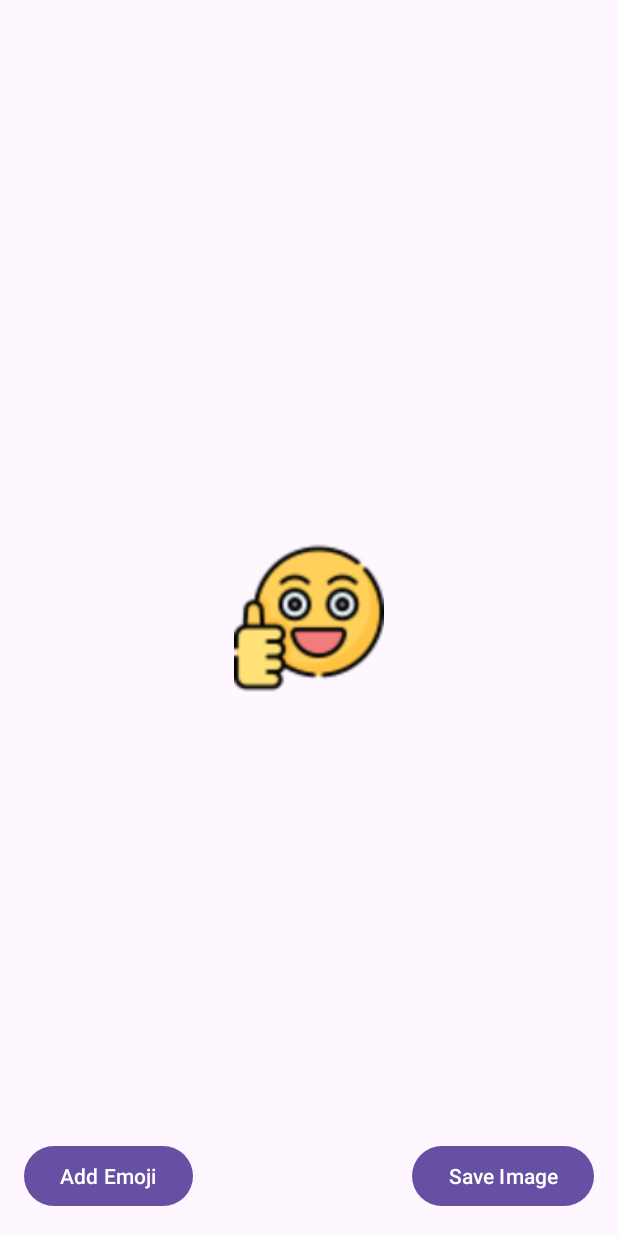
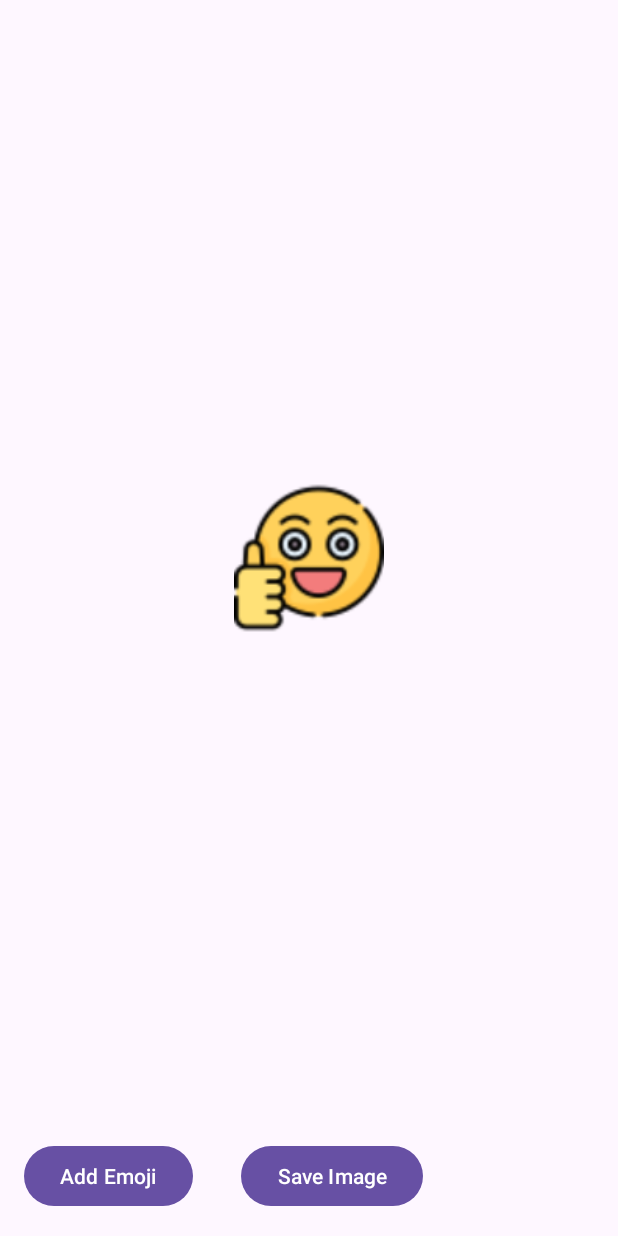
Before and after one commit to satyampra73/ImagesPlay, an Android app: the PreviewActivity screen opened directly, with no data from a screen before it, after a tap on "Save Image", on a phone screen of 412 x 824 dp. Run offline under Robolectric (Android 15) with nearby library versions, the phone set to English and light mode, and no system bars; 1 other tap on this screen came first.

Commit message:
some unnecessary comments removed

```diff
--- a/app/src/main/java/com/satyam/imageplay/view/PreviewActivity.kt
+++ b/app/src/main/java/com/satyam/imageplay/view/PreviewActivity.kt
@@ -54,11 +54,9 @@ class PreviewActivity : AppCompatActivity() {
 
         cameraViewModel = ViewModelProvider(this)[CameraViewModel::class.java]
 
-        // Load captured image
         imageUri = intent.getStringExtra("image_uri")?.let { Uri.parse(it) }
         imageCaptured.setImageURI(imageUri)
 
-        // Add Emoji Button
         btnAddEmoji.setOnClickListener {
             if (emojiView == null) {
                 emojiView = ImageView(this).apply {
@@ -72,7 +70,6 @@ class PreviewActivity : AppCompatActivity() {
             }
         }
 
-        // Save Image Button
         btnSaveImage.setOnClickListener {
             progressBar.showProgress(this@PreviewActivity)
 
@@ -82,7 +79,7 @@ class PreviewActivity : AppCompatActivity() {
                 }
 
                 val savedUri = withContext(Dispatchers.IO) {
-                    saveBitmapToPublicPictures(this@PreviewActivity, bitmap, "MySavedImages")
+                    cameraViewModel.saveImageWithEmoji(this@PreviewActivity, bitmap, "MySavedImages")
                 }
 
                 progressBar.hideProgress()
@@ -93,16 +90,9 @@ class PreviewActivity : AppCompatActivity() {
 
         }
 
-
-//        btnSaveImage.setOnClickListener {
-//            val finalBitmap = mergeCapturedImageWithEmoji()
-//            val savedUri = cameraViewModel.saveImageWithEmoji(finalBitmap, this)
-//            Toast.makeText(this, "Saved at: $savedUri", Toast.LENGTH_SHORT).show()
-//        }
-
     }
 
-    // Convert layout to Bitmap
+
     private fun getBitmapFromView(view: View): Bitmap {
         val bitmap = createBitmap(view.width, view.height)
         val canvas = Canvas(bitmap)
@@ -111,7 +101,6 @@ class PreviewActivity : AppCompatActivity() {
     }
 
 
-    // Touch Listener for dragging emoji
     inner class DragTouchListener : View.OnTouchListener {
         private var dX = 0f
         private var dY = 0f
@@ -131,42 +120,7 @@ class PreviewActivity : AppCompatActivity() {
         }
     }
 
-    fun saveBitmapToPublicPictures(
-        context: Context,
-        bitmap: Bitmap,
-        folderName: String = "MySavedImages"
-    ): Uri? {
-        val filename = "IMG_${System.currentTimeMillis()}.png"
-        val mime = "image/png"
-        val relativeLocation = Environment.DIRECTORY_PICTURES + File.separator + folderName
 
-        val values = ContentValues().apply {
-            put(MediaStore.Images.Media.DISPLAY_NAME, filename)
-            put(MediaStore.Images.Media.MIME_TYPE, mime)
-            put(MediaStore.Images.Media.RELATIVE_PATH, relativeLocation)
-            put(MediaStore.Images.Media.IS_PENDING, 1)
-        }
-
-        val resolver = context.contentResolver
-        val uri = resolver.insert(MediaStore.Images.Media.EXTERNAL_CONTENT_URI, values)
-        uri ?: return null
-
-        try {
-            resolver.openOutputStream(uri)?.use { out ->
-                if (!bitmap.compress(Bitmap.CompressFormat.PNG, 100, out)) {
-                    Log.e("SaveImage", "Compression failed")
-                }
-            }
-            values.clear()
-            values.put(MediaStore.Images.Media.IS_PENDING, 0)
-            resolver.update(uri, values, null, null)
-            Log.d("SaveImage", "Saved to $relativeLocation/$filename")
-            return uri
-        } catch (e: IOException) {
-            Log.e("SaveImage", "Failed to save image", e)
-            return null
-        }
-    }
 
 
 }
--- a/app/src/main/java/com/satyam/imageplay/viewmodel/CameraViewModel.kt
+++ b/app/src/main/java/com/satyam/imageplay/viewmodel/CameraViewModel.kt
@@ -10,13 +10,13 @@ import com.satyam.imageplay.model.ImageRepository
 
 class CameraViewModel : ViewModel(){
     private val _capturedImageUri = MutableLiveData<Uri>()
-    val capturedImageUri: LiveData<Uri> = _capturedImageUri
+
 
     fun setCapturedImage(uri: Uri) {
         _capturedImageUri.value = uri
     }
 
-    fun saveImageWithEmoji(bitmap: Bitmap, context: Context): Uri {
-        return ImageRepository.saveImageToStorage(bitmap, context)
+    fun saveImageWithEmoji( context: Context, bitmap: Bitmap,folderName : String): Uri? {
+        return ImageRepository.saveBitmapToPublicPictures( context, bitmap,folderName)
     }
 }
--- a/app/src/main/java/com/satyam/imageplay/viewmodel/ImageUtils.kt
+++ /dev/null
@@ -1,5 +0,0 @@
-package com.satyam.imageplay.viewmodel
-
-class ImageUtils {
-
-}
--- a/app/src/main/res/layout/activity_preview.xml
+++ b/app/src/main/res/layout/activity_preview.xml
@@ -1,12 +1,18 @@
 <?xml version="1.0" encoding="utf-8"?>
-
-<FrameLayout xmlns:android="http://schemas.android.com/apk/res/android"
+<RelativeLayout
+    xmlns:android="http://schemas.android.com/apk/res/android"
     xmlns:app="http://schemas.android.com/apk/res-auto"
     xmlns:tools="http://schemas.android.com/tools"
+    android:layout_width="match_parent"
+    android:layout_height="match_parent"
+    >
+    <FrameLayout
         android:id="@+id/rootLayout"
         android:layout_width="match_parent"
         android:layout_height="match_parent"
         app:layout_constraintTop_toTopOf="parent"
+        android:layout_above="@+id/ltButton"
+        android:layout_alignParentTop="true"
         tools:context=".view.PreviewActivity">
 
         <!-- Captured ImageView -->
@@ -17,11 +23,21 @@
             android:scaleType="fitCenter" />
 
         <!-- Add Emoji Button -->
+
+
+    </FrameLayout>
+
+    <LinearLayout
+        android:id="@+id/ltButton"
+        android:layout_width="match_parent"
+        android:layout_height="wrap_content"
+        android:layout_alignParentBottom="true"
+        android:orientation="horizontal"
+        >
         <Button
             android:id="@+id/btnAddEmoji"
             android:layout_width="wrap_content"
             android:layout_height="wrap_content"
-        android:layout_gravity="bottom|start"
             android:layout_margin="16dp"
             android:text="Add Emoji" />
 
@@ -30,8 +46,9 @@
             android:id="@+id/btnSaveImage"
             android:layout_width="wrap_content"
             android:layout_height="wrap_content"
-        android:layout_gravity="bottom|end"
             android:layout_margin="16dp"
             android:text="Save Image" />
+    </LinearLayout>
 
-</FrameLayout>
+
+</RelativeLayout>
```
Also changed, not shown: app/src/main/java/com/satyam/imageplay/model/ImageRepository.kt (+38 -10 lines). Lines whose indentation alone changed are shown as unchanged.
